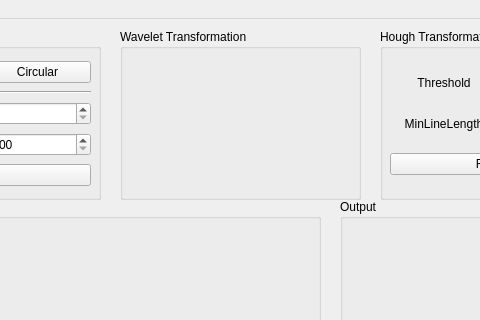
WesleyCh3n/Img-Processing, file HW06/myui.ui: the form before one commit; both pictures show x 150 to 630 and y 0 to 320 of the 967 by 747 pixel window.
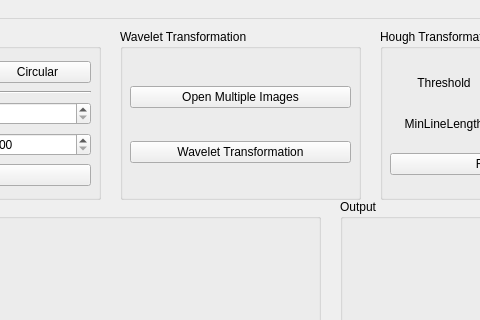
The form after the commit.

```diff
--- a/HW06/myui.ui
+++ b/HW06/myui.ui
@@ -157,6 +157,32 @@
     <property name="title">
      <string>Wavelet Transformation</string>
     </property>
+    <widget class="QWidget" name="layoutWidget">
+     <property name="geometry">
+      <rect>
+       <x>10</x>
+       <y>30</y>
+       <width>221</width>
+       <height>131</height>
+      </rect>
+     </property>
+     <layout class="QGridLayout" name="gridLayout_3">
+      <item row="0" column="0">
+       <widget class="QPushButton" name="openmultiBn">
+        <property name="text">
+         <string>Open Multiple Images</string>
+        </property>
+       </widget>
+      </item>
+      <item row="1" column="0">
+       <widget class="QPushButton" name="dwtBn">
+        <property name="text">
+         <string>Wavelet Transformation</string>
+        </property>
+       </widget>
+      </item>
+     </layout>
+    </widget>
    </widget>
    <widget class="QGroupBox" name="groupBox_5">
     <property name="geometry">
```
